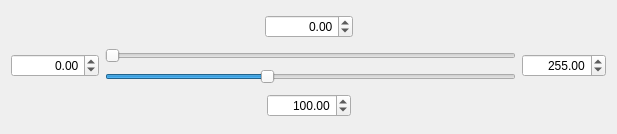
avalentino/gsdview, file gsdview/plugins/stretch/ui/doubleslider.ui: the form before one commit.
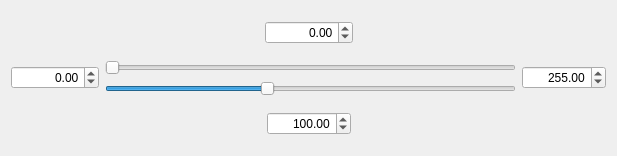
The form after the commit.

Commit message: New methods for setting steps in the double-slider widget

```diff
--- a/gsdview/plugins/stretch/ui/doubleslider.ui
+++ b/gsdview/plugins/stretch/ui/doubleslider.ui
@@ -7,7 +7,7 @@
     <x>0</x>
     <y>0</y>
     <width>617</width>
-    <height>134</height>
+    <height>156</height>
    </rect>
   </property>
   <property name="windowTitle">
```
Left out of the diff: 3 changed lines with no effect on the pictures. The commit also changes 1 other file.
